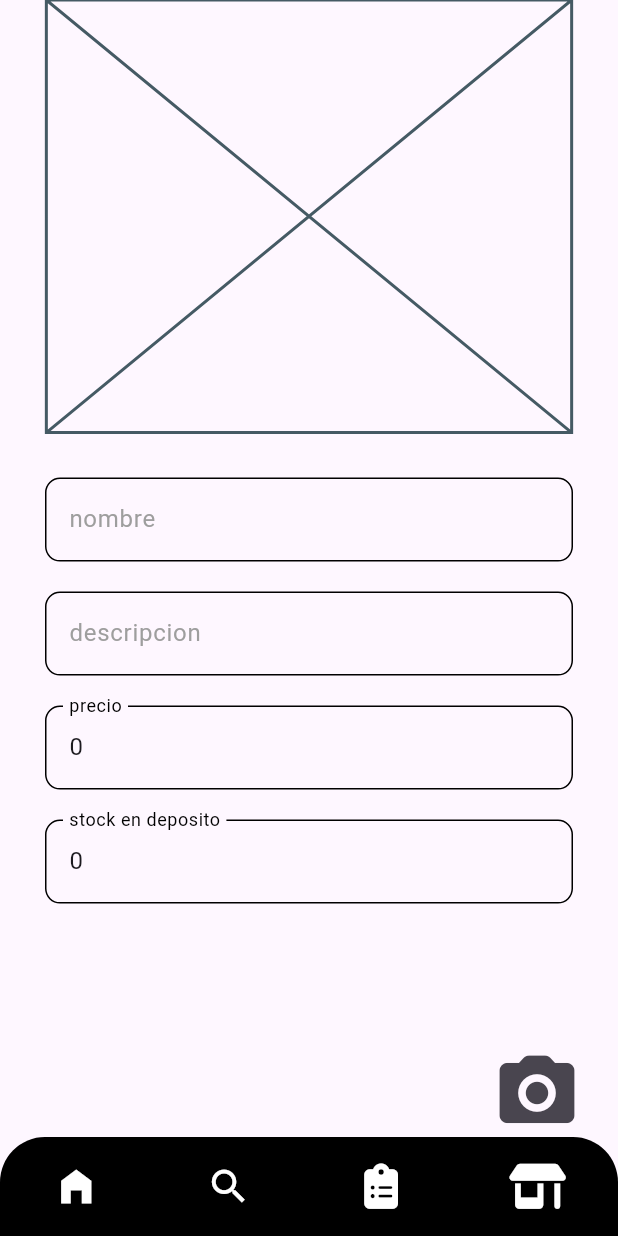
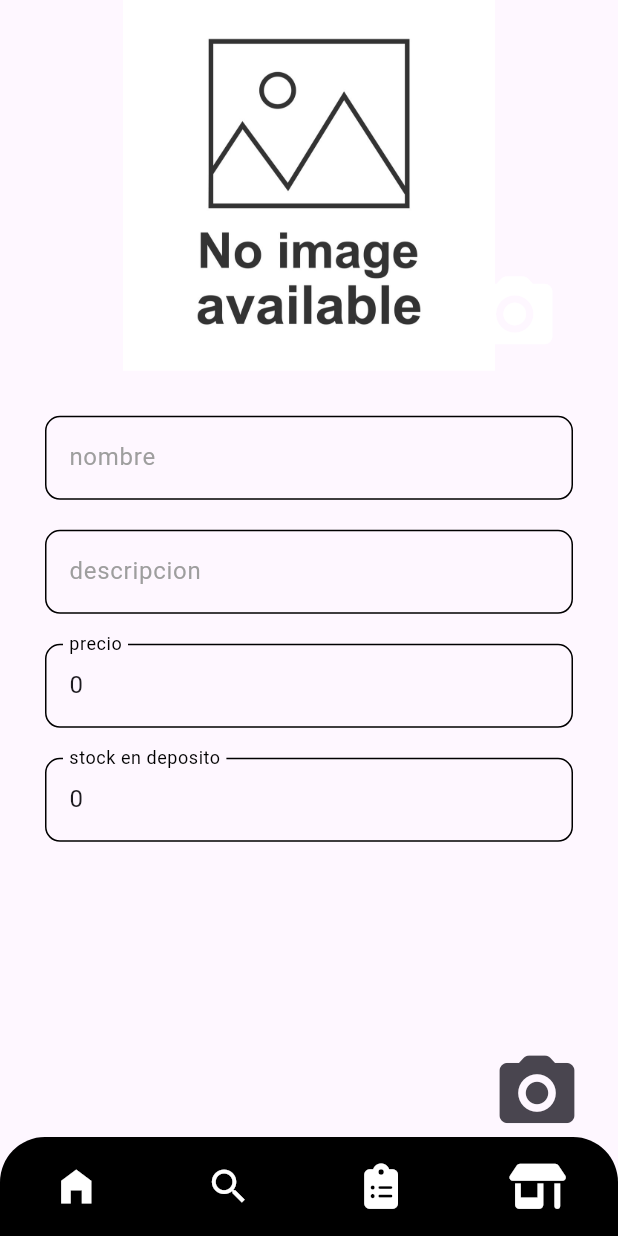
Before and after one commit to Victor78970513/ecommerce-inventary, a Flutter app: the screen it shows after launch, item 4 of the bottom bar chosen, after a tap on the "camera alt" icon, on a phone screen of 412 x 824 dp. Run offline on Flutter 3.47's test engine with Material 3 defaults, Android fonts, the phone set to English and light mode, and no system bars; our stand-ins replace bloc, cloud_firestore, firebase_core, firebase_storage, flutter_bloc, font_awesome_flutter and 1 more; accounts and stored records are empty.

Commit message:
createProduct screen fixed UI

```diff
--- a/lib/presentation/createProduct/bloc/create_product_bloc.dart
+++ b/lib/presentation/createProduct/bloc/create_product_bloc.dart
@@ -1,7 +1,9 @@
 import 'dart:async';
+import 'dart:io';
 
 import 'package:flutter/material.dart';
 import 'package:flutter_bloc/flutter_bloc.dart';
+import 'package:image_picker/image_picker.dart';
 import 'package:meta/meta.dart';
 import 'package:yosyelan_inventary/models/poduct_model.dart';
 import 'package:yosyelan_inventary/repositories/products/products_repository.dart';
@@ -18,6 +20,7 @@ class CreateProductBloc extends Bloc<CreateProductEvent, CreateProductState> {
     _newProductRepository = ProductsRepositoryImp();
     //
     on<OnChangeProductValuesEvent>(_onChangeProductValuesEvent);
+    on<OnSubmitImageToStorage>(_onSubmitImageToStorage);
     on<OnSubmitNewProductFirebaseEvent>(_onSubmitNewProductFirebaseEvent);
   }
 
@@ -29,6 +32,7 @@ class CreateProductBloc extends Bloc<CreateProductEvent, CreateProductState> {
       productPrice: event.productPrice,
       productStock: event.productStock,
       productImage: event.productImage,
+      localImage: event.localImage,
     ));
     print(state.productName);
   }
@@ -44,4 +48,11 @@ class CreateProductBloc extends Bloc<CreateProductEvent, CreateProductState> {
       emit(state.copyWith(productCreateError: true));
     }
   }
+
+  FutureOr<void> _onSubmitImageToStorage(
+      OnSubmitImageToStorage event, Emitter<CreateProductState> emit) async {
+    final imageUrl =
+        await _newProductRepository.sendImageToFirebaseStorage(event.imagePath);
+    emit(state.copyWith(productImage: imageUrl));
+  }
 }
--- a/lib/presentation/createProduct/bloc/create_product_event.dart
+++ b/lib/presentation/createProduct/bloc/create_product_event.dart
@@ -9,6 +9,7 @@ class OnChangeProductValuesEvent extends CreateProductEvent {
   final String? productImage;
   final int? productPrice;
   final int? productStock;
+  final File? localImage;
 
   OnChangeProductValuesEvent({
     this.productName,
@@ -16,7 +17,14 @@ class OnChangeProductValuesEvent extends CreateProductEvent {
     this.productImage,
     this.productPrice,
     this.productStock,
+    this.localImage,
   });
+}
+
+class OnSubmitImageToStorage extends CreateProductEvent {
+  final XFile imagePath;
+
+  OnSubmitImageToStorage({required this.imagePath});
 }
 
 class OnSubmitNewProductFirebaseEvent extends CreateProductEvent {
--- a/lib/presentation/createProduct/bloc/create_product_state.dart
+++ b/lib/presentation/createProduct/bloc/create_product_state.dart
@@ -7,6 +7,7 @@ class CreateProductState {
   final String productImage;
   final int productPrice;
   final int productStock;
+  final File? localImage;
 
   CreateProductState({
     this.productCreateError = false,
@@ -15,6 +16,7 @@ class CreateProductState {
     this.productImage = "",
     this.productPrice = 0,
     this.productStock = 0,
+    this.localImage,
   });
 
   CreateProductState copyWith({
@@ -24,6 +26,7 @@ class CreateProductState {
     String? productImage,
     int? productPrice,
     int? productStock,
+    File? localImage,
   }) =>
       CreateProductState(
         productCreateError: productCreateError ?? this.productCreateError,
@@ -32,5 +35,6 @@ class CreateProductState {
         productImage: productImage ?? this.productImage,
         productPrice: productPrice ?? this.productPrice,
         productStock: productStock ?? this.productStock,
+        localImage: localImage ?? this.localImage,
       );
 }
--- a/lib/presentation/createProduct/screens/create_product_screen.dart
+++ b/lib/presentation/createProduct/screens/create_product_screen.dart
@@ -1,6 +1,5 @@
 import 'dart:io';
 
-import 'package:firebase_storage/firebase_storage.dart';
 import 'package:flutter/material.dart';
 import 'package:flutter_bloc/flutter_bloc.dart';
 import 'package:image_picker/image_picker.dart';
@@ -22,9 +21,6 @@ class _CreateProductScreenState extends State<CreateProductScreen> {
 
   final TextEditingController stockCtrl = TextEditingController();
 
-  File? _selectedImage;
-  String imageUrl = '';
-
   @override
   void initState() {
     final bloc = context.read<CreateProductBloc>().state;
@@ -35,46 +31,47 @@ class _CreateProductScreenState extends State<CreateProductScreen> {
     super.initState();
   }
 
-  Future _pickImageFromGallery() async {
-    final returnedImage = await ImagePicker()
-        .pickImage(source: ImageSource.camera, imageQuality: 100);
-    if (returnedImage == null) return;
-
-    _selectedImage = File(returnedImage.path);
-    String uniqueFileName = DateTime.now().millisecondsSinceEpoch.toString();
-    Reference referenceRoot = FirebaseStorage.instance.ref();
-    Reference referenceDirImages = referenceRoot.child("products");
-    Reference referenceImageToUpload = referenceDirImages.child(uniqueFileName);
-    await referenceImageToUpload.putFile(File(returnedImage.path));
-    imageUrl = await referenceImageToUpload.getDownloadURL();
-    print(imageUrl);
-    setState(() {});
-  }
+  // Future<void> _pickImageFromGallery() async {
+  //   final returnedImage = await ImagePicker()
+  //       .pickImage(source: ImageSource.camera, imageQuality: 100);
+  //   if (returnedImage == null) return;
+  //   final createProductBloc = context.read<CreateProductBloc>();
+  //   createProductBloc
+  //       .add(OnChangeProductValuesEvent(localImage: File(returnedImage.path)));
+  // }
 
   @override
   Widget build(BuildContext context) {
     final size = MediaQuery.of(context).size;
+    // final createProductBloc = context.watch<CreateProductBloc>();
+    // final localImage = createProductBloc.state.localImage;
     return Scaffold(
       body: SafeArea(
         child: SingleChildScrollView(
           child: Column(
             children: [
-              Container(
-                height: size.height * 0.35,
-                width: size.width * 0.85,
-                decoration: BoxDecoration(
-                  borderRadius: BorderRadius.circular(40),
-                ),
-                child: _selectedImage != null
-                    ? ClipRRect(
-                        borderRadius: BorderRadius.circular(40),
-                        child: Image.file(
-                          _selectedImage!,
-                          fit: BoxFit.fill,
-                        ),
-                      )
-                    : const Placeholder(),
-              ),
+              _ImageContainer(
+                  // child: [
+                  //   ClipRRect(
+                  //     borderRadius: BorderRadius.circular(40),
+                  //     child: localImage != null
+                  //         ? Image.file(
+                  //             // _selectedImage!,
+                  //             localImage,
+                  //             frameBuilder: (BuildContext context, Widget child,
+                  //                 int? frame, bool wasSynchronouslyLoaded) {
+                  //               if (wasSynchronouslyLoaded) {
+                  //                 return const Center(
+                  //                     child: CircularProgressIndicator());
+                  //               }
+                  //               return child;
+                  //             },
+                  //             fit: BoxFit.fill,
+                  //           )
+                  //         : Image.asset("assets/no-image.jpg"),
+                  //   ),
+                  // ],
+                  ),
               const SizedBox(height: 20),
               CustomInputTextFormField(
                 textController: nameCtrl,
@@ -126,7 +123,8 @@ class _CreateProductScreenState extends State<CreateProductScreen> {
         mainAxisAlignment: MainAxisAlignment.end,
         children: [
           IconButton(
-              onPressed: () => _pickImageFromGallery(),
+              onPressed: () {},
+              // onPressed: () => _pickImageFromGallery(),
               icon: const Icon(Icons.camera_alt_rounded, size: 60)),
           SizedBox(height: size.height * 0.05)
         ],
@@ -134,3 +132,63 @@ class _CreateProductScreenState extends State<CreateProductScreen> {
     );
   }
 }
+
+class _ImageContainer extends StatelessWidget {
+  Future<void> _pickImageFromGallery(BuildContext context) async {
+    final returnedImage = await ImagePicker()
+        .pickImage(source: ImageSource.camera, imageQuality: 100);
+    if (returnedImage == null) return;
+    final createProductBloc = context.read<CreateProductBloc>();
+    createProductBloc
+        .add(OnChangeProductValuesEvent(localImage: File(returnedImage.path)));
+  }
+
+  @override
+  Widget build(BuildContext context) {
+    final size = MediaQuery.of(context).size;
+    final createProductBloc = context.watch<CreateProductBloc>();
+    final localImage = createProductBloc.state.localImage;
+    return Container(
+      height: size.height * 0.3,
+      width: size.width * 0.85,
+      decoration: BoxDecoration(
+        borderRadius: BorderRadius.circular(40),
+      ),
+      child: Stack(children: [
+        Expanded(
+          child: Positioned.fill(
+            child: ClipRRect(
+              borderRadius: BorderRadius.circular(40),
+              child: localImage != null
+                  ? Image.file(
+                      // _selectedImage!,
+                      localImage,
+                      frameBuilder: (BuildContext context, Widget child,
+                          int? frame, bool wasSynchronouslyLoaded) {
+                        if (wasSynchronouslyLoaded) {
+                          return const Center(
+                              child: CircularProgressIndicator());
+                        }
+                        return child;
+                      },
+                      fit: BoxFit.fill,
+                    )
+                  : Image.asset("assets/no-image.jpg"),
+            ),
+          ),
+        ),
+        Positioned(
+          bottom: 0,
+          right: 0,
+          child: IconButton(
+              onPressed: () => _pickImageFromGallery(context),
+              icon: const Icon(
+                Icons.camera_alt_rounded,
+                size: 60,
+                color: Colors.white,
+              )),
+        ),
+      ]),
+    );
+  }
+}
--- a/lib/repositories/products/products_repository.dart
+++ b/lib/repositories/products/products_repository.dart
@@ -1,3 +1,4 @@
+import 'package:image_picker/image_picker.dart';
 import 'package:yosyelan_inventary/models/poduct_model.dart';
 
 abstract class ProductsRepository {
@@ -5,5 +6,7 @@ abstract class ProductsRepository {
 
   Future<List<Product>> getProductsByCategory(int categoryId);
 
+  Future<String> sendImageToFirebaseStorage(XFile imagePath);
+
   Future<bool> createNewProduct(Product newProduct);
 }
--- a/lib/repositories/products/products_repository_imp.dart
+++ b/lib/repositories/products/products_repository_imp.dart
@@ -1,3 +1,7 @@
+import 'dart:io';
+
+import 'package:firebase_storage/firebase_storage.dart';
+import 'package:image_picker/image_picker.dart';
 import 'package:yosyelan_inventary/models/poduct_model.dart';
 import 'package:yosyelan_inventary/repositories/products/products_repository.dart';
 import 'package:cloud_firestore/cloud_firestore.dart';
@@ -34,15 +38,24 @@ class ProductsRepositoryImp extends ProductsRepository {
   Future<bool> createNewProduct(Product newProduct) async {
     CollectionReference collectionCreateProductReference =
         db.collection("products");
-
     try {
-      await collectionCreateProductReference
-          .add(newProduct.productToJson())
-          .then((value) => print(value));
+      await collectionCreateProductReference.add(newProduct.productToJson());
       return true;
     } catch (e) {
       print(e);
       return false;
     }
   }
+
+  @override
+  Future<String> sendImageToFirebaseStorage(XFile imagePath) async {
+    String uniqueFileName = DateTime.now().millisecondsSinceEpoch.toString();
+    Reference referenceRoot = FirebaseStorage.instance.ref();
+    Reference referenceDirImages = referenceRoot.child("products");
+    Reference referenceImageToUpload = referenceDirImages.child(uniqueFileName);
+    // await referenceImageToUpload.putFile(File(returnedImage.path));
+    await referenceImageToUpload.putFile(File(imagePath.path));
+    final imageUrl = await referenceImageToUpload.getDownloadURL();
+    return imageUrl;
+  }
 }
--- a/pubspec.yaml
+++ b/pubspec.yaml
@@ -53,8 +53,8 @@ flutter:
   # the material Icons class.
   uses-material-design: true
   # To add assets to your application, add an assets section, like this:
-  # assets:
-  #   - images/a_dot_burr.jpeg
+  assets:
+    - assets/
   #   - images/a_dot_ham.jpeg
   # An image asset can refer to one or more resolution-specific "variants", see
   # https://flutter.dev/assets-and-images/#resolution-aware
```
Also changed, not shown: assets/no-image.jpg (added), 1 other file.
